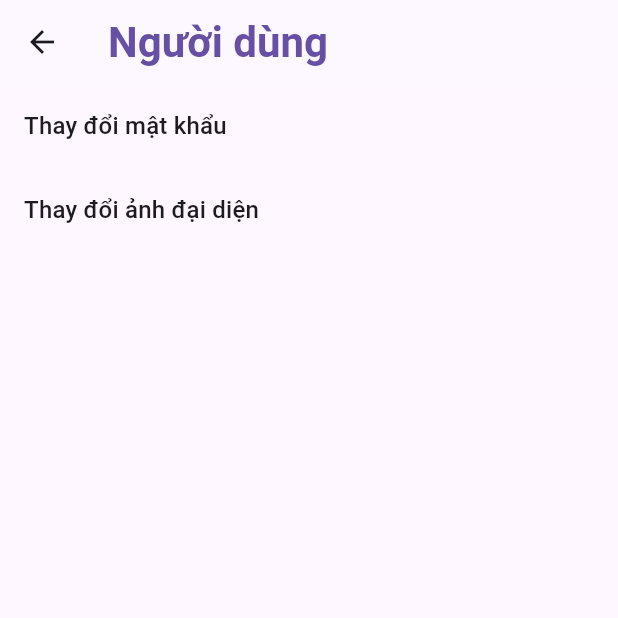
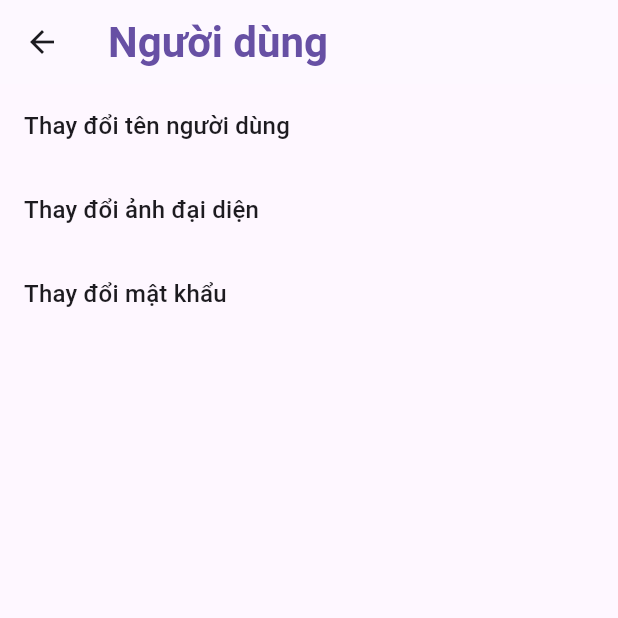
Before and after one commit to nmd1406/Flutter-Chat-App, a Flutter app: the AccountSetting screen opened directly, on a phone screen of 412 x 824 dp, the top half of it. Run offline on Flutter 3.47's test engine with Material 3 defaults, Android fonts, the light colour scheme and no system bars; our stand-ins replace cloud_firestore, firebase_auth, firebase_core, firebase_storage, image_picker; missing offline and left inert: firebase_app_check; accounts and stored records are empty; network calls fail.

Commit message:
add change username option

```diff
--- a/lib/screens/settings/account_setting.dart
+++ b/lib/screens/settings/account_setting.dart
@@ -39,11 +39,9 @@ class AccountSetting extends StatelessWidget {
       body: Column(
         children: [
           SettingTile(
-            title: "Thay đổi mật khẩu",
+            title: "Thay đổi tên người dùng",
             icon: null,
-            onTap: () {
-              _changePasswordPopUp(context);
-            },
+            onTap: () {},
           ),
           SettingTile(
             title: "Thay đổi ảnh đại diện",
@@ -52,6 +50,13 @@ class AccountSetting extends StatelessWidget {
               _buildChangeAvatar(context);
             },
           ),
+          SettingTile(
+            title: "Thay đổi mật khẩu",
+            icon: null,
+            onTap: () {
+              _changePasswordPopUp(context);
+            },
+          ),
         ],
       ),
     );
```
